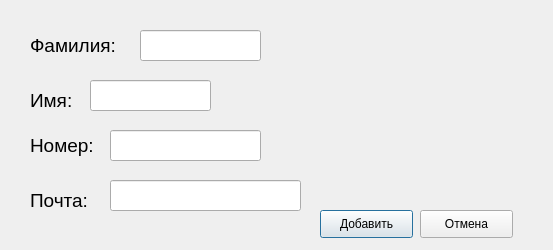
Above: add_window_ui.ui from DelZeiT/Manage_contact before the change. Below: the same form after it.
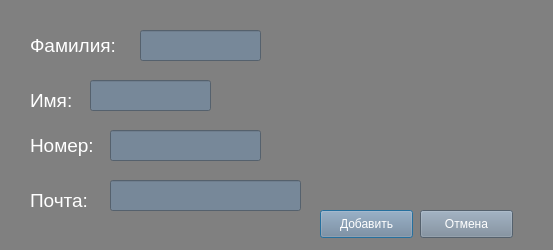
That is the form after the change.

Commit message: TIC-001: добавил окно редактирования контакта, изменил цветовую гамму окон.

What changed in the file:
```diff
--- a/add_window_ui.ui
+++ b/add_window_ui.ui
@@ -13,6 +13,9 @@
   <property name="windowTitle">
    <string>Добавить контакт</string>
   </property>
+  <property name="styleSheet">
+   <string notr="true">background-color: gray</string>
+  </property>
   <widget class="QPushButton" name="pushButton">
    <property name="geometry">
     <rect>
@@ -22,6 +25,9 @@
      <height>28</height>
     </rect>
    </property>
+   <property name="styleSheet">
+    <string notr="true">background-color: #778899; color: white</string>
+   </property>
    <property name="text">
     <string>Добавить</string>
    </property>
@@ -35,6 +41,9 @@
      <height>28</height>
     </rect>
    </property>
+   <property name="styleSheet">
+    <string notr="true">background-color: #778899; color: white</string>
+   </property>
    <property name="text">
     <string>Отмена</string>
    </property>
@@ -53,6 +62,9 @@
      <pointsize>14</pointsize>
     </font>
    </property>
+   <property name="styleSheet">
+    <string notr="true">background-black: gray; color: white</string>
+   </property>
    <property name="text">
     <string>Фамилия:</string>
    </property>
@@ -71,6 +83,9 @@
      <pointsize>14</pointsize>
     </font>
    </property>
+   <property name="styleSheet">
+    <string notr="true">background-black: gray; color: white</string>
+   </property>
    <property name="text">
     <string>Имя:</string>
    </property>
@@ -89,6 +104,9 @@
      <pointsize>14</pointsize>
     </font>
    </property>
+   <property name="styleSheet">
+    <string notr="true">background-black: gray; color: white</string>
+   </property>
    <property name="text">
     <string>Номер:</string>
    </property>
@@ -107,6 +125,9 @@
      <pointsize>14</pointsize>
     </font>
    </property>
+   <property name="styleSheet">
+    <string notr="true">background-black: gray; color: white</string>
+   </property>
    <property name="text">
     <string>Почта:</string>
    </property>
@@ -125,6 +146,9 @@
      <pointsize>11</pointsize>
     </font>
    </property>
+   <property name="styleSheet">
+    <string notr="true">background-color: #778899; color: white</string>
+   </property>
    <property name="text">
     <string/>
    </property>
@@ -143,6 +167,9 @@
      <pointsize>12</pointsize>
     </font>
    </property>
+   <property name="styleSheet">
+    <string notr="true">background-color: #778899; color: white</string>
+   </property>
    <property name="text">
     <string/>
    </property>
@@ -156,6 +183,9 @@
      <height>31</height>
     </rect>
    </property>
+   <property name="styleSheet">
+    <string notr="true">background-color: #778899; color: white</string>
+   </property>
    <property name="text">
     <string/>
    </property>
@@ -174,6 +204,9 @@
      <pointsize>12</pointsize>
     </font>
    </property>
+   <property name="styleSheet">
+    <string notr="true">background-color: #778899; color: white</string>
+   </property>
    <property name="text">
     <string/>
    </property>
```
The commit also changes 5 other files.
